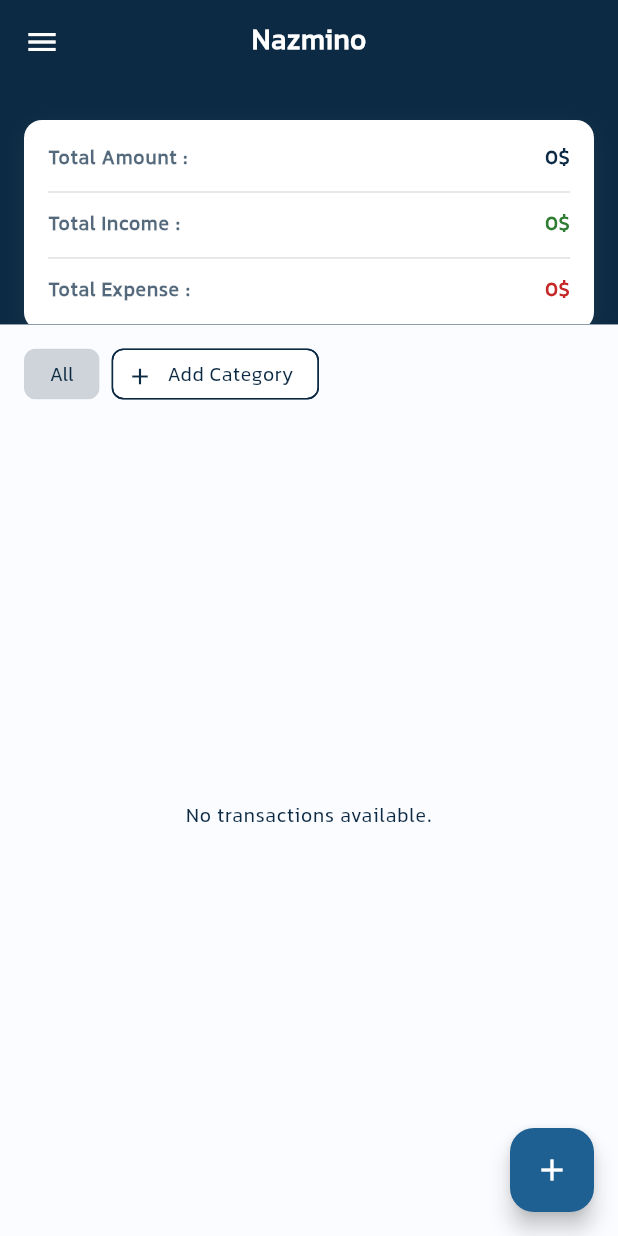
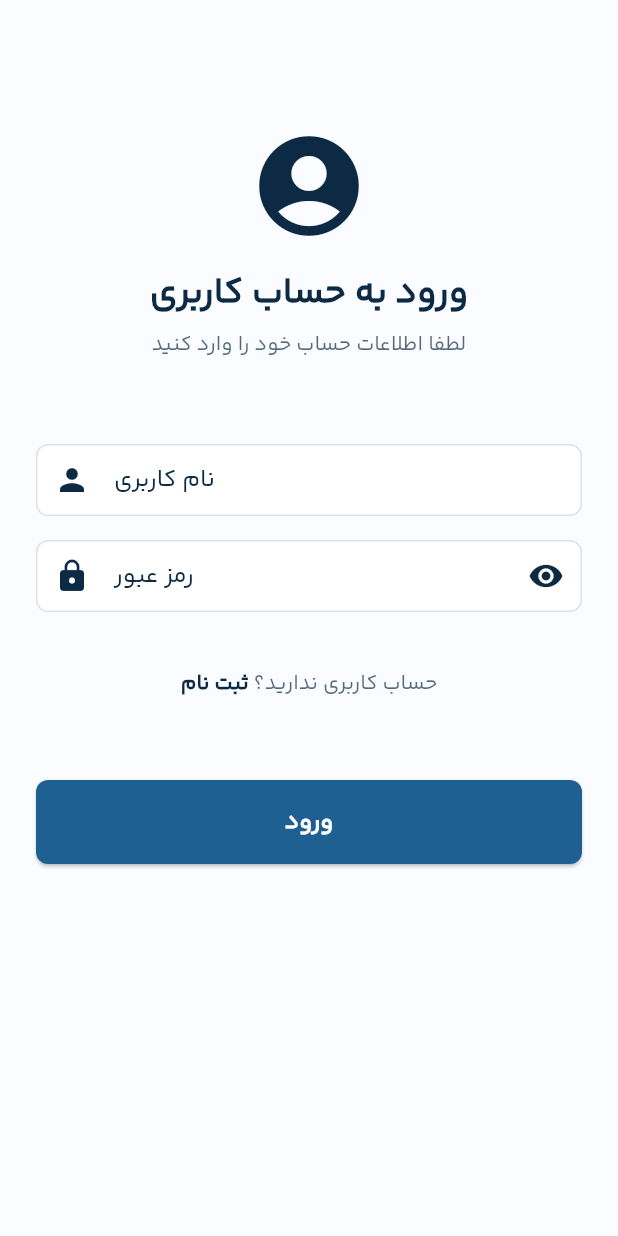
Before and after one commit to MrPouyaSaad/nazmino, a Flutter app: the screen it shows after launch, on a phone screen of 412 x 824 dp. Run offline on Flutter 3.47's test engine with Material 3 defaults, Android fonts, the phone set to English and light mode, and no system bars; our stand-ins replace drift, get, package_info_plus, shared_preferences; accounts and stored records are empty; generated files the repository leaves out were written again.

Commit message:
auth screen

```diff
--- a/lib/main.dart
+++ b/lib/main.dart
@@ -8,6 +8,7 @@
 import 'package:nazmino/provider/transaction_history_provider.dart';
 import 'package:nazmino/provider/transaction_provider.dart';
 import 'package:nazmino/service/lang_load_service.dart';
+import 'package:nazmino/view/auth_screen.dart';
 import 'package:nazmino/view/transactions_list_screen.dart';
 import 'package:provider/provider.dart';
 
@@ -49,7 +50,7 @@
         theme: AppThemes.lightTheme(localeService.currentLocale.value),
         darkTheme: AppThemes.darkTheme(localeService.currentLocale.value),
         themeMode: ThemeMode.system,
-        home: TransactionsListScreen(),
+        home: AuthScreen(),
       ),
     );
   }
--- /dev/null
+++ b/lib/provider/auth_provider.dart
@@ -0,0 +1,102 @@
+import 'package:flutter/material.dart';
+
+class AuthProvider with ChangeNotifier {
+  final GlobalKey<FormState> formKey = GlobalKey();
+  final TextEditingController emailController = TextEditingController();
+  final TextEditingController usernameController = TextEditingController();
+  final TextEditingController passwordController = TextEditingController();
+
+  bool _isLogin = true;
+  bool _obscurePassword = true;
+  bool _isLoading = false;
+
+  bool get isLogin => _isLogin;
+  bool get obscurePassword => _obscurePassword;
+  bool get isLoading => _isLoading;
+
+  void toggleAuthMode() {
+    _isLogin = !_isLogin;
+    notifyListeners();
+  }
+
+  void togglePasswordVisibility() {
+    _obscurePassword = !_obscurePassword;
+    notifyListeners();
+  }
+
+  String? validateEmail(String? value) {
+    if (!isLogin && (value == null || value.isEmpty)) {
+      return 'لطفا ایمیل را وارد کنید';
+    }
+    if (!isLogin && !value!.contains('@')) {
+      return 'ایمیل معتبر نیست';
+    }
+    return null;
+  }
+
+  String? validateUsername(String? value) {
+    if (value == null || value.isEmpty) {
+      return 'لطفا نام کاربری را وارد کنید';
+    }
+    if (value.length < 4) {
+      return 'نام کاربری باید حداقل ۴ کاراکتر باشد';
+    }
+    return null;
+  }
+
+  String? validatePassword(String? value) {
+    if (value == null || value.isEmpty) {
+      return 'لطفا رمز عبور را وارد کنید';
+    }
+    if (value.length < 6) {
+      return 'رمز عبور باید حداقل ۶ کاراکتر باشد';
+    }
+    return null;
+  }
+
+  Future<void> submitForm(BuildContext context) async {
+    if (!formKey.currentState!.validate()) {
+      return;
+    }
+
+    _isLoading = true;
+    notifyListeners();
+
+    try {
+      if (isLogin) {
+        // Login logic
+        await Future.delayed(const Duration(seconds: 2)); // Simulate API call
+      } else {
+        // Register logic
+        await Future.delayed(const Duration(seconds: 2)); // Simulate API call
+      }
+
+      ScaffoldMessenger.of(context).showSnackBar(
+        SnackBar(
+          content: Text(
+            isLogin ? 'ورود موفقیت‌آمیز بود' : 'ثبت نام موفقیت‌آمیز بود',
+          ),
+          backgroundColor: Colors.green,
+        ),
+      );
+    } catch (e) {
+      ScaffoldMessenger.of(context).showSnackBar(
+        SnackBar(
+          content: Text('خطا: ${e.toString()}'),
+          backgroundColor: Colors.red,
+        ),
+      );
+    } finally {
+      _isLoading = false;
+      notifyListeners();
+    }
+  }
+
+  @override
+  void dispose() {
+    emailController.dispose();
+    usernameController.dispose();
+    passwordController.dispose();
+    super.dispose();
+  }
+}
--- /dev/null
+++ b/lib/view/auth_screen.dart
@@ -0,0 +1,56 @@
+import 'package:flutter/material.dart';
+import 'package:flutter/services.dart';
+import 'package:nazmino/provider/auth_provider.dart';
+import 'package:nazmino/widgets/auth/auth_form.dart';
+import 'package:nazmino/widgets/auth/auth_header.dart';
+import 'package:nazmino/widgets/auth/auth_toggle_button.dart';
+import 'package:provider/provider.dart';
+import '../widgets/auth/auth_button.dart';
+
+class AuthScreen extends StatelessWidget {
+  const AuthScreen({super.key});
+
+  @override
+  Widget build(BuildContext context) {
+    return ChangeNotifierProvider(
+      create: (_) => AuthProvider(),
+      child: Scaffold(body: const _AuthScreenContent()),
+    );
+  }
+}
+
+class _AuthScreenContent extends StatelessWidget {
+  const _AuthScreenContent();
+
+  @override
+  Widget build(BuildContext context) {
+    final theme = Theme.of(context);
+    final isDarkMode = theme.brightness == Brightness.dark;
+
+    return AnnotatedRegion<SystemUiOverlayStyle>(
+      value: SystemUiOverlayStyle(
+        statusBarColor: Colors.transparent,
+        statusBarIconBrightness: isDarkMode
+            ? Brightness.light
+            : Brightness.dark,
+      ),
+      child: SingleChildScrollView(
+        child: Padding(
+          padding: const EdgeInsets.all(24.0),
+          child: Column(
+            children: const [
+              SizedBox(height: 60),
+              AuthHeader(),
+              SizedBox(height: 40),
+              AuthForm(),
+              SizedBox(height: 24),
+              AuthToggleButton(),
+              SizedBox(height: 40),
+              AuthButton(),
+            ],
+          ),
+        ),
+      ),
+    );
+  }
+}
--- /dev/null
+++ b/lib/widgets/auth/auth_button.dart
@@ -0,0 +1,31 @@
+import 'package:flutter/material.dart';
+import 'package:provider/provider.dart';
+import '../../provider/auth_provider.dart';
+
+class AuthButton extends StatelessWidget {
+  const AuthButton({super.key});
+
+  @override
+  Widget build(BuildContext context) {
+    final theme = Theme.of(context);
+    final provider = context.watch<AuthProvider>();
+    final isLogin = provider.isLogin;
+
+    return ElevatedButton(
+      onPressed: provider.isLoading ? null : () => provider.submitForm(context),
+      style: ElevatedButton.styleFrom(
+        minimumSize: const Size(double.infinity, 50),
+        shape: RoundedRectangleBorder(borderRadius: BorderRadius.circular(8)),
+      ),
+      child: provider.isLoading
+          ? const CircularProgressIndicator(color: Colors.white)
+          : Text(
+              isLogin ? 'ورود' : 'ثبت نام',
+              style: theme.textTheme.titleMedium?.copyWith(
+                color: Colors.white,
+                fontWeight: FontWeight.bold,
+              ),
+            ),
+    );
+  }
+}
--- /dev/null
+++ b/lib/widgets/auth/auth_form.dart
@@ -0,0 +1,52 @@
+import 'package:flutter/material.dart';
+import 'package:nazmino/provider/auth_provider.dart';
+import 'package:nazmino/widgets/custom_text_field.dart';
+import 'package:provider/provider.dart';
+
+class AuthForm extends StatelessWidget {
+  const AuthForm({super.key});
+
+  @override
+  Widget build(BuildContext context) {
+    final provider = context.watch<AuthProvider>();
+    final isLogin = provider.isLogin;
+
+    return Form(
+      key: provider.formKey,
+      child: Column(
+        children: [
+          if (!isLogin)
+            CustomTextField(
+              controller: provider.emailController,
+              labelText: 'ایمیل',
+              icon: Icons.email,
+              validator: (value) => provider.validateEmail(value),
+            ),
+          const SizedBox(height: 16),
+          CustomTextField(
+            controller: provider.usernameController,
+            labelText: 'نام کاربری',
+            icon: Icons.person,
+            validator: (value) => provider.validateUsername(value),
+          ),
+          const SizedBox(height: 16),
+          CustomTextField(
+            controller: provider.passwordController,
+            labelText: 'رمز عبور',
+            icon: Icons.lock,
+            obscureText: provider.obscurePassword,
+            suffixIcon: IconButton(
+              icon: Icon(
+                provider.obscurePassword
+                    ? Icons.visibility
+                    : Icons.visibility_off,
+              ),
+              onPressed: provider.togglePasswordVisibility,
+            ),
+            validator: (value) => provider.validatePassword(value),
+          ),
+        ],
+      ),
+    );
+  }
+}
--- /dev/null
+++ b/lib/widgets/auth/auth_header.dart
@@ -0,0 +1,36 @@
+import 'package:flutter/material.dart';
+import 'package:nazmino/provider/auth_provider.dart';
+import 'package:provider/provider.dart';
+
+class AuthHeader extends StatelessWidget {
+  const AuthHeader({super.key});
+
+  @override
+  Widget build(BuildContext context) {
+    final theme = Theme.of(context);
+    final isLogin = context.watch<AuthProvider>().isLogin;
+
+    return Column(
+      children: [
+        Icon(Icons.account_circle, size: 80, color: theme.colorScheme.primary),
+        const SizedBox(height: 16),
+        Text(
+          isLogin ? 'ورود به حساب کاربری' : 'ایجاد حساب جدید',
+          style: theme.textTheme.headlineSmall?.copyWith(
+            fontWeight: FontWeight.bold,
+            color: theme.colorScheme.onSurface,
+          ),
+        ),
+        const SizedBox(height: 8),
+        Text(
+          isLogin
+              ? 'لطفا اطلاعات حساب خود را وارد کنید'
+              : 'فرم زیر را برای ثبت نام تکمیل کنید',
+          style: theme.textTheme.bodyMedium?.copyWith(
+            color: theme.colorScheme.onSurface.withOpacity(0.7),
+          ),
+        ),
+      ],
+    );
+  }
+}
--- /dev/null
+++ b/lib/widgets/auth/auth_toggle_button.dart
@@ -0,0 +1,35 @@
+import 'package:flutter/material.dart';
+import 'package:nazmino/provider/auth_provider.dart';
+import 'package:provider/provider.dart';
+
+class AuthToggleButton extends StatelessWidget {
+  const AuthToggleButton({super.key});
+
+  @override
+  Widget build(BuildContext context) {
+    final theme = Theme.of(context);
+    final provider = context.read<AuthProvider>();
+    final isLogin = context.watch<AuthProvider>().isLogin;
+
+    return TextButton(
+      onPressed: provider.toggleAuthMode,
+      child: RichText(
+        text: TextSpan(
+          text: isLogin ? 'حساب کاربری ندارید؟ ' : 'قبلا ثبت نام کرده‌اید؟ ',
+          style: theme.textTheme.bodyMedium?.copyWith(
+            color: theme.colorScheme.onSurface.withOpacity(0.7),
+          ),
+          children: [
+            TextSpan(
+              text: isLogin ? 'ثبت نام' : 'ورود',
+              style: theme.textTheme.bodyMedium?.copyWith(
+                color: theme.colorScheme.primary,
+                fontWeight: FontWeight.bold,
+              ),
+            ),
+          ],
+        ),
+      ),
+    );
+  }
+}
--- /dev/null
+++ b/lib/widgets/custom_text_field.dart
@@ -0,0 +1,45 @@
+import 'package:flutter/material.dart';
+
+class CustomTextField extends StatelessWidget {
+  final TextEditingController controller;
+  final String labelText;
+  final IconData icon;
+  final bool obscureText;
+  final Widget? suffixIcon;
+  final String? Function(String?)? validator;
+  final TextInputType? keyboardType;
+
+  const CustomTextField({
+    super.key,
+    required this.controller,
+    required this.labelText,
+    required this.icon,
+    this.obscureText = false,
+    this.suffixIcon,
+    this.validator,
+    this.keyboardType,
+  });
+
+  @override
+  Widget build(BuildContext context) {
+    final theme = Theme.of(context);
+
+    return TextFormField(
+      controller: controller,
+      obscureText: obscureText,
+      validator: validator,
+      keyboardType: keyboardType,
+      style: theme.textTheme.bodyMedium,
+      decoration: InputDecoration(
+        labelText: labelText,
+        prefixIcon: Icon(icon, color: theme.colorScheme.primary),
+        suffixIcon: suffixIcon,
+        border: OutlineInputBorder(borderRadius: BorderRadius.circular(8)),
+        focusedBorder: OutlineInputBorder(
+          borderRadius: BorderRadius.circular(8),
+          borderSide: BorderSide(color: theme.colorScheme.primary, width: 2),
+        ),
+      ),
+    );
+  }
+}
```
Also changed, not shown: 1 other file.
